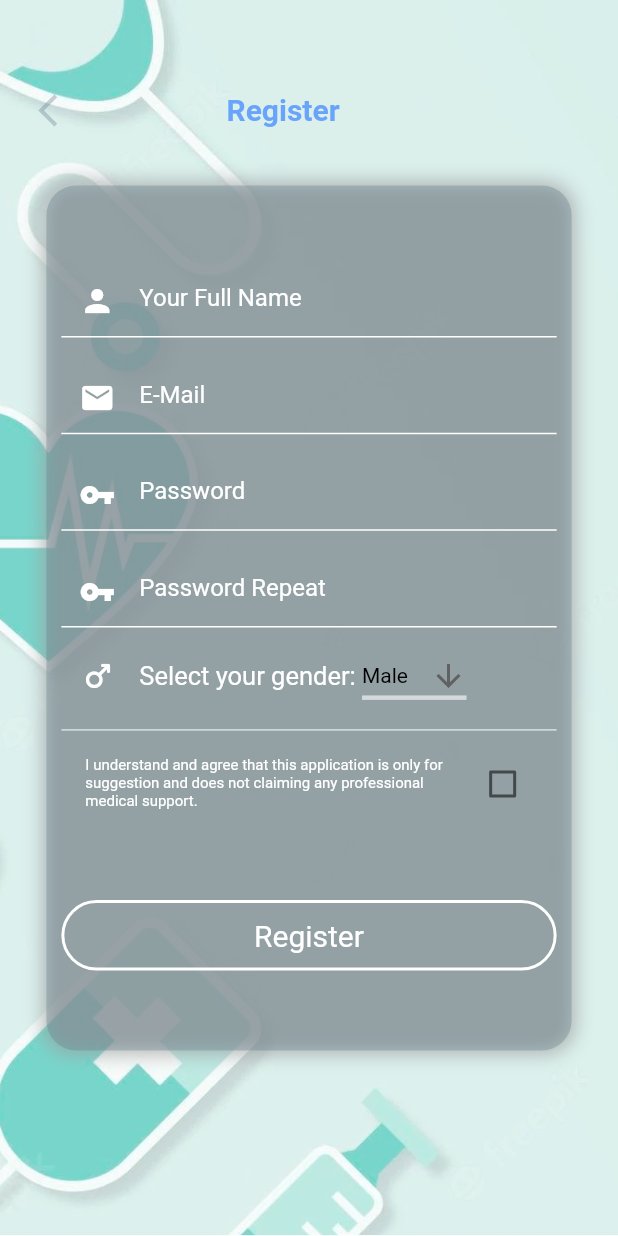
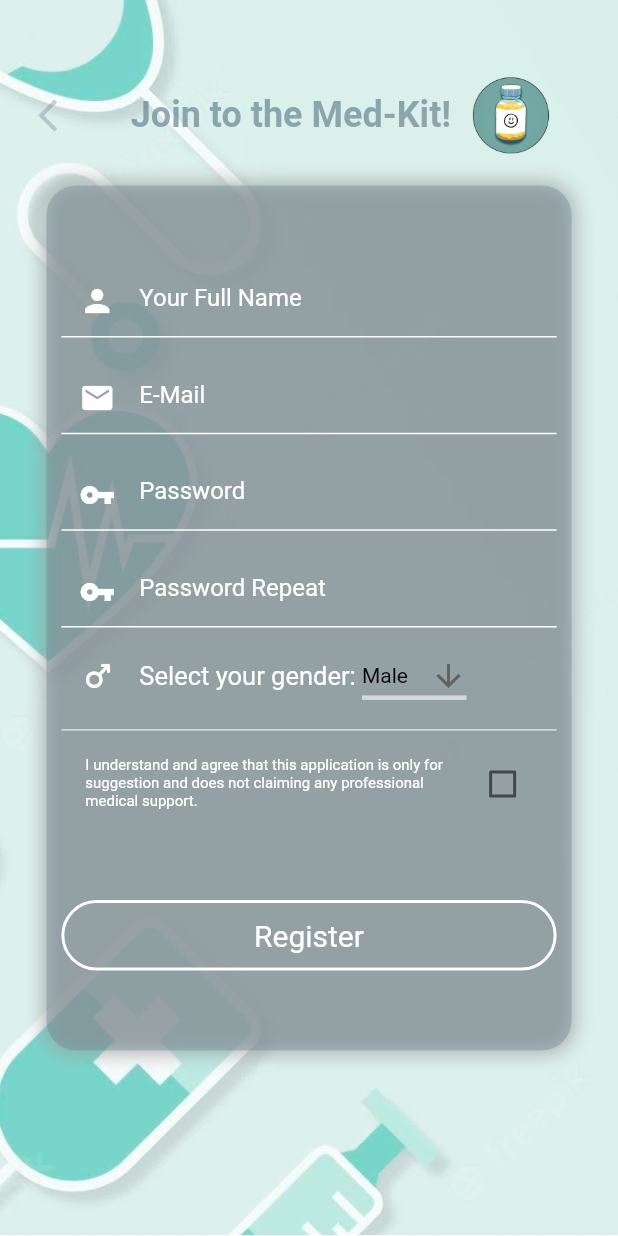
Before and after one commit to AthenaSenior/MedKit-development, a Flutter app: the RegisterPage screen opened directly, on a phone screen of 412 x 824 dp. Run offline on Flutter 3.47's test engine with Material 2 defaults, Android fonts, the light colour scheme and no system bars; our stand-ins replace cloud_firestore, firebase_auth, firebase_core, firebase_database, loading_animation_widget; accounts and stored records are empty.

Commit message:
UI Improvements //2

```diff
--- a/lib/RegisterPage.dart
+++ b/lib/RegisterPage.dart
@@ -330,15 +330,20 @@ class RegisterPageState extends State<RegisterPage> {
                       ),
                     ),
                     SizedBox(
-                      width: size.width * 0.23,
+                      width: size.width * 0.075,
                     ),
                     Text(
-                      "Register",
+                      "Join to the Med-Kit!",
                       style: TextStyle(
-                          fontSize: 20,
-                          color: Colors.blueAccent.withOpacity(.75),
+                          fontSize: 24,
+                          color: Colors.blueGrey.withOpacity(.65),
                           fontWeight: FontWeight.bold),
-                    )
+                    ),
+                    SizedBox(
+                      width: size.width * 0.03,
+                    ),
+                    Image.asset("assets/images/medkit_logo.png",
+                        width: 55, height: 55),
                   ],
                 ),
               ),
```
